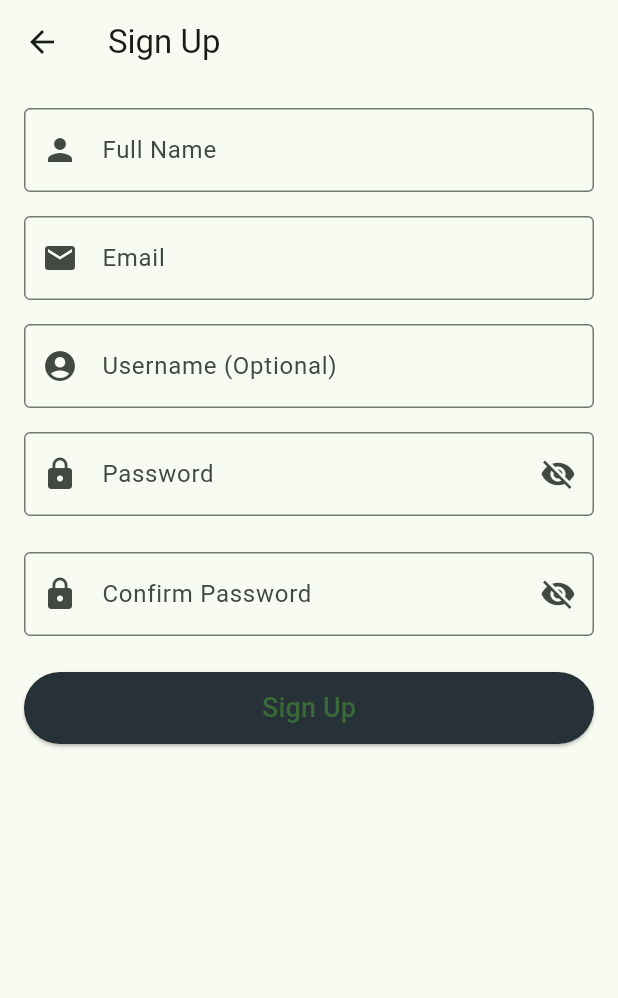
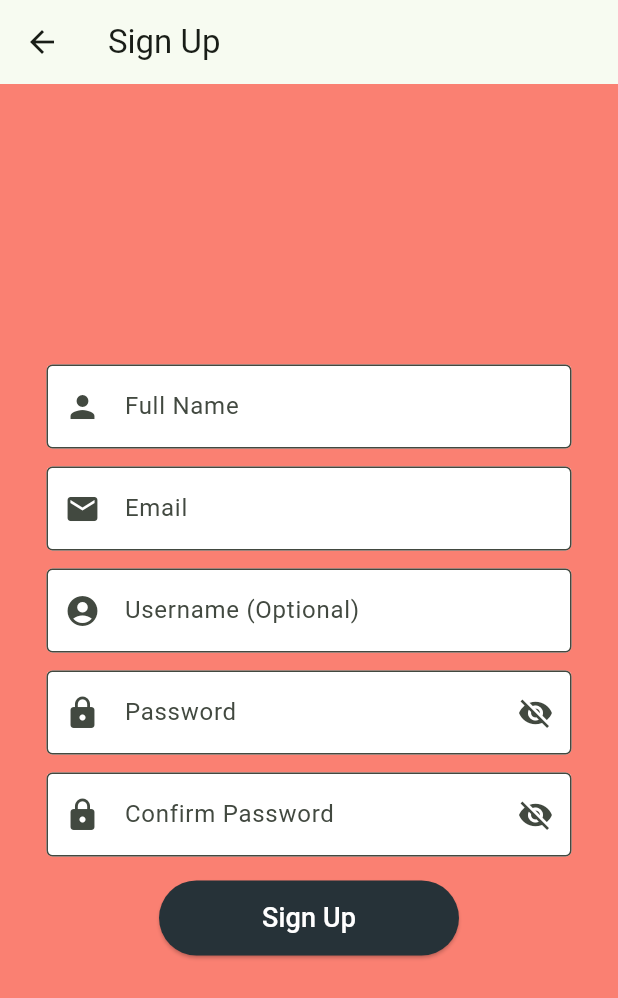
Before and after one commit to muazzamaqeel/Planify-Calendar, a Flutter app: the TempRegistration screen opened directly, on a phone screen of 412 x 824 dp. Shown: the top 998 px of the screen. Run offline on Flutter 3.47's test engine with Material 3 defaults, Android fonts, the phone set to English and light mode, and no system bars; our stand-ins replace getwidget, table_calendar.

Commit message:
Add color

```diff
--- a/src/FrontEnd/fluttercalendar/lib/screens/TempRegistration.dart
+++ b/src/FrontEnd/fluttercalendar/lib/screens/TempRegistration.dart
@@ -19,7 +19,6 @@ class _TempRegistrationState extends State<TempRegistration> {
   String? _passwordStrength;
 
   void _signUp() {
-    // Check if passwords match
     if (_passwordController.text != _confirmPasswordController.text) {
       ScaffoldMessenger.of(context).showSnackBar(
         SnackBar(content: Text("Passwords do not match!"), backgroundColor: Colors.red),
@@ -31,32 +30,16 @@ class _TempRegistrationState extends State<TempRegistration> {
       _isLoading = true;
     });
 
-    // Simulate a signup process (replace with actual authentication logic)
     Future.delayed(Duration(seconds: 2), () {
       setState(() {
         _isLoading = false;
       });
 
-      // Show success message
       ScaffoldMessenger.of(context).showSnackBar(
         SnackBar(content: Text("User Registered Successfully!")),
       );
 
-      // Navigate back or to another page
       Navigator.pop(context);
-    });
-  }
-
-  // Password Strength Checker
-  void _checkPasswordStrength(String password) {
-    setState(() {
-      if (password.length < 6) {
-        _passwordStrength = "Weak";
-      } else if (password.length < 10) {
-        _passwordStrength = "Medium";
-      } else {
-        _passwordStrength = "Strong";
-      }
     });
   }
 
@@ -64,53 +47,75 @@ class _TempRegistrationState extends State<TempRegistration> {
   Widget build(BuildContext context) {
     return Scaffold(
       appBar: AppBar(title: Text("Sign Up")),
-      body: SingleChildScrollView(
-        padding: const EdgeInsets.all(16.0),
+      body: Container(
+        color: Color(0xFFFA8072), // 🎨 Salmon background
+        alignment: Alignment.center,
+        child: SingleChildScrollView(
+          padding: const EdgeInsets.symmetric(horizontal: 16.0, vertical: 24.0),
           child: Column(
+            mainAxisAlignment: MainAxisAlignment.center,
             children: [
-            // Full Name
-            TextField(
+              // Full Name Field (Shortened Width)
+              SizedBox(
+                width: 350,
+                child: TextField(
                   controller: _fullNameController,
                   decoration: InputDecoration(
                     labelText: 'Full Name',
                     prefixIcon: Icon(Icons.person),
                     border: OutlineInputBorder(),
+                    filled: true,
+                    fillColor: Colors.white,
                   ),
                 ),
-            SizedBox(height: 16),
+              ),
+              SizedBox(height: 12),
 
-            // Email
-            TextField(
+              // Email Field
+              SizedBox(
+                width: 350,
+                child: TextField(
                   controller: _emailController,
                   decoration: InputDecoration(
                     labelText: 'Email',
                     prefixIcon: Icon(Icons.email),
                     border: OutlineInputBorder(),
+                    filled: true,
+                    fillColor: Colors.white,
                   ),
                   keyboardType: TextInputType.emailAddress,
                 ),
-            SizedBox(height: 16),
+              ),
+              SizedBox(height: 12),
 
-            // Username (Optional)
-            TextField(
+              // Username Field
+              SizedBox(
+                width: 350,
+                child: TextField(
                   controller: _usernameController,
                   decoration: InputDecoration(
                     labelText: 'Username (Optional)',
                     prefixIcon: Icon(Icons.account_circle),
                     border: OutlineInputBorder(),
+                    filled: true,
+                    fillColor: Colors.white,
                   ),
                 ),
-            SizedBox(height: 16),
+              ),
+              SizedBox(height: 12),
 
-            // Password
-            TextField(
+              // Password Field
+              SizedBox(
+                width: 350,
+                child: TextField(
                   controller: _passwordController,
                   obscureText: _obscurePassword,
-              onChanged: _checkPasswordStrength,
                   decoration: InputDecoration(
                     labelText: 'Password',
                     prefixIcon: Icon(Icons.lock),
                     border: OutlineInputBorder(),
+                    filled: true,
+                    fillColor: Colors.white,
                     suffixIcon: IconButton(
                       icon: Icon(_obscurePassword ? Icons.visibility_off : Icons.visibility),
                       onPressed: () {
@@ -121,28 +126,21 @@ class _TempRegistrationState extends State<TempRegistration> {
                     ),
                   ),
                 ),
-            SizedBox(height: 8),
+              ),
+              SizedBox(height: 12),
 
-            // Password Strength Indicator
-            if (_passwordStrength != null)
-              Text(
-                "Password Strength: $_passwordStrength",
-                style: TextStyle(
-                  fontWeight: FontWeight.bold,
-                  color: _passwordStrength == "Weak" ? Colors.red :
-                         _passwordStrength == "Medium" ? Colors.orange : Colors.green,
-                ),
-              ),
-            SizedBox(height: 16),
-
-            // Confirm Password
-            TextField(
+              // Confirm Password Field
+              SizedBox(
+                width: 350,
+                child: TextField(
                   controller: _confirmPasswordController,
                   obscureText: _obscureConfirmPassword,
                   decoration: InputDecoration(
                     labelText: 'Confirm Password',
                     prefixIcon: Icon(Icons.lock),
                     border: OutlineInputBorder(),
+                    filled: true,
+                    fillColor: Colors.white,
                     suffixIcon: IconButton(
                       icon: Icon(_obscureConfirmPassword ? Icons.visibility_off : Icons.visibility),
                       onPressed: () {
@@ -153,20 +151,26 @@ class _TempRegistrationState extends State<TempRegistration> {
                     ),
                   ),
                 ),
-            SizedBox(height: 24),
+              ),
+              SizedBox(height: 16),
 
-            // Sign Up Button
-            _isLoading
+              // Sign Up Button (Centered & Shortened)
+              SizedBox(
+                width: 200,
+                child: _isLoading
                     ? CircularProgressIndicator()
                     : ElevatedButton(
                         onPressed: _signUp,
                         style: ElevatedButton.styleFrom(
-                      minimumSize: Size.fromHeight(48),
                           backgroundColor: Colors.blueGrey.shade900,
+                          foregroundColor: Colors.white,
+                          padding: EdgeInsets.symmetric(vertical: 12),
                         ),
                         child: Text("Sign Up", style: TextStyle(fontSize: 18)),
                       ),
+              ),
             ],
+          ),
         ),
       ),
     );
```
Lines whose indentation alone changed are shown as unchanged.
